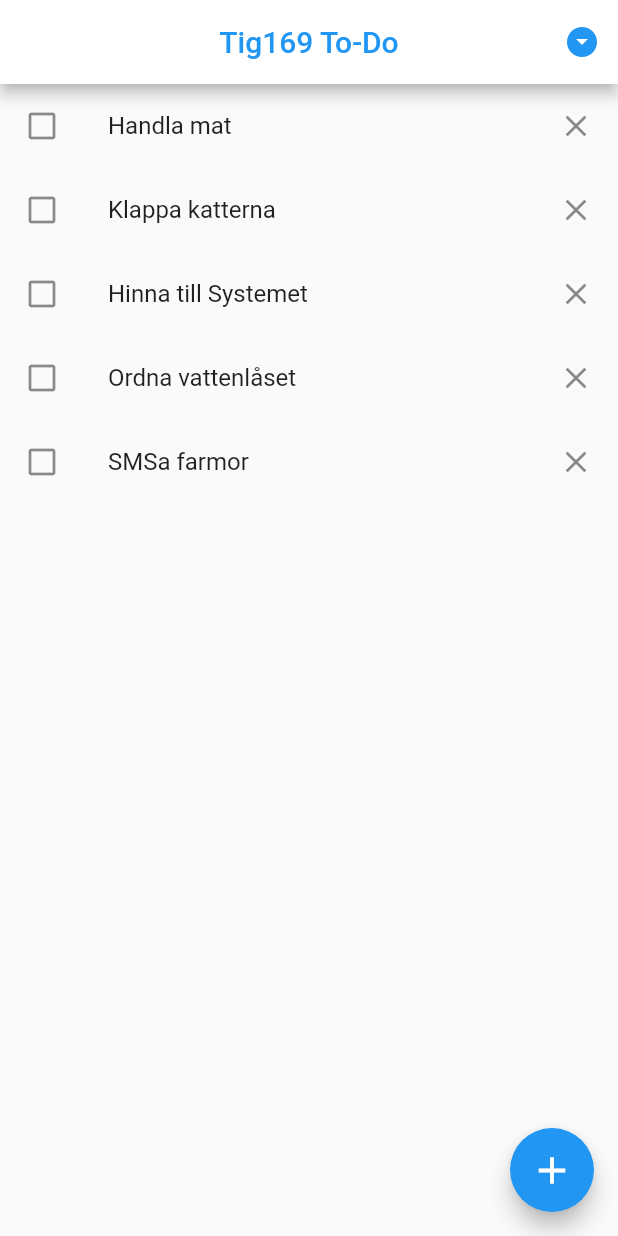
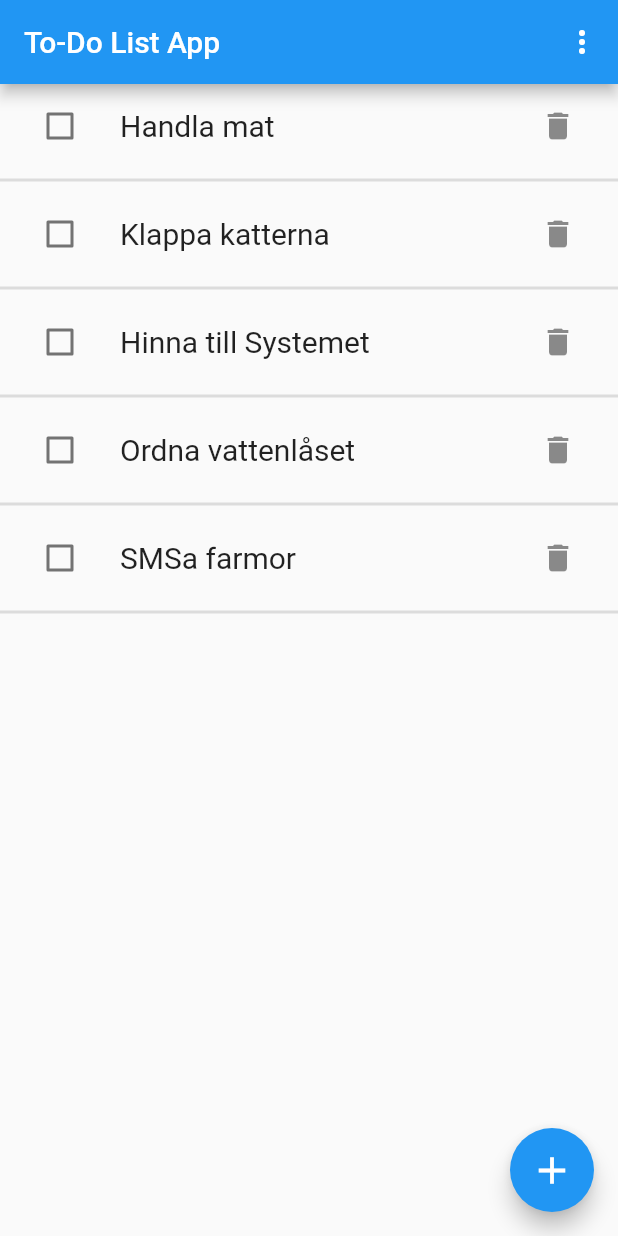
Before and after one commit to gu-tig169-ht21/gusderfe, a Flutter app: the screen it shows after launch, on a phone screen of 412 x 824 dp. Run offline on Flutter 3.47's test engine with Material 2 defaults, Android fonts, the phone set to English and light mode, and no system bars.

Commit message:
Ändrar ikoner och testar med ny lista

```diff
--- a/lib/main.dart
+++ b/lib/main.dart
@@ -4,12 +4,19 @@ import 'ToDoListState.dart';
 
 void main() {
   runApp(MyApp());
+  /*   MaterialApp(
+      debugShowCheckedModeBanner: false,
+      //tar bort Debug-flärpen
+      title: 'To-Do list',
+      home: MainView(), */
 }
 
 class MyApp extends StatelessWidget {
   @override
   Widget build(BuildContext context) {
     return MaterialApp(
+      debugShowCheckedModeBanner: false,
+      //tar bort Debug-flärpen
       home: MainView(),
       theme: ThemeData(
         primarySwatch: Colors.blue,
@@ -23,15 +30,27 @@ class MainView extends StatelessWidget {
   Widget build(BuildContext context) {
     return Scaffold(
       appBar: AppBar(
-        backgroundColor: Colors.white,
-        foregroundColor: Colors.blue,
-        title: Text('Tig169 To-Do'),
-        centerTitle: true,
+        title: const Text('To-Do List App'),
         actions: [
-          IconButton(
+          /*       IconButton(
             icon: Icon(Icons.arrow_drop_down_circle),
             onPressed: () {},
-          ),
+          ), */
+          PopupMenuButton(
+              itemBuilder: (context) => [
+                    PopupMenuItem(
+                      child: Text("All"),
+                      value: 1,
+                    ),
+                    PopupMenuItem(
+                      child: Text("Done"),
+                      value: 2,
+                    ),
+                    PopupMenuItem(
+                      child: Text("Undone"),
+                      value: 3,
+                    )
+                  ])
         ],
       ),
       body: _list(),
@@ -45,6 +64,86 @@ class MainView extends StatelessWidget {
     );
   }
 
+  Widget _list() {
+    var assignment = [
+      "Handla mat",
+      "Klappa katterna",
+      "Hinna till Systemet",
+      "Ordna vattenlåset",
+      "SMSa farmor",
+    ];
+    return ListView.builder(
+        itemCount: assignment.length,
+        itemBuilder: (context, index) {
+          return Column(
+            children: [
+              _listItems(assignment[index]),
+              Divider(
+                thickness: 2,
+              ),
+            ],
+          );
+        });
+  }
+
+  Widget _listItems(assignmentTitle) {
+    return ListTile(
+      leading: MyCB(),
+      title: Text(
+        assignmentTitle,
+        style: TextStyle(
+          fontSize: 20,
+        ),
+      ),
+      trailing: IconButton(
+        icon: Icon(Icons.delete),
+        onPressed: () {},
+      ),
+    );
+  }
+
+  Widget _checkBoxAlt(String assignment) {
+    return Row(children: [
+      MyCB(),
+      Container(
+        height: 30,
+        width: 250,
+        child: Text(
+          assignment,
+          style: const TextStyle(
+            fontSize: 25,
+          ),
+        ),
+      ),
+      IconButton(
+        icon: Icon(Icons.delete),
+        onPressed: () {},
+      )
+    ]);
+  }
+}
+
+class MyCB extends StatefulWidget {
+  @override
+  State<MyCB> createState() => _MyCBState();
+}
+
+class _MyCBState extends State<MyCB> {
+  bool? _myBool = false;
+
+  @override
+  Widget build(BuildContext context) {
+    return Checkbox(
+        value: _myBool,
+        onChanged: (value) {
+          setState(() {
+            _myBool = value;
+          });
+        });
+  }
+}
+
+/*
   Widget _list() {
     return ListView(
       children: [
@@ -65,6 +164,7 @@ class MainView extends StatelessWidget {
     );
   }
 }
+*/
 
 //--------------------Second view-----------------------------
 class SecondView extends StatelessWidget {
@@ -84,7 +184,7 @@ class SecondView extends StatelessWidget {
       ),
       body: Column(
         children: [
-          ///Hämtar metoden _inputTask
+          ///Hämtar _inputTask
           _inputTask(),
           _addButton()
 
@@ -115,7 +215,7 @@ class SecondView extends StatelessWidget {
           },
           icon: const Icon(Icons.post_add_outlined),
         ),
-        const Text('Add to list')
+        const Text('Lägg till i lista')
       ],
     );
   }
```
